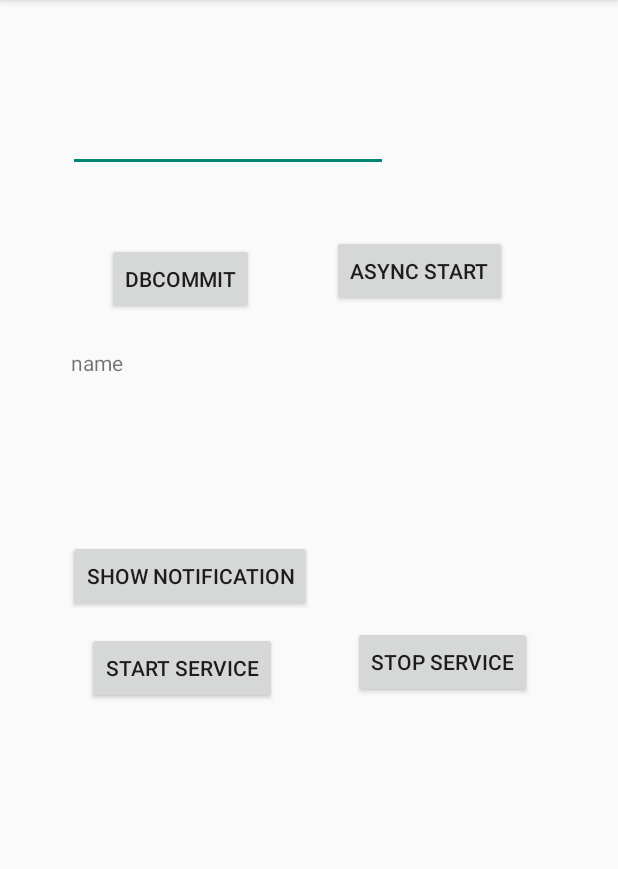
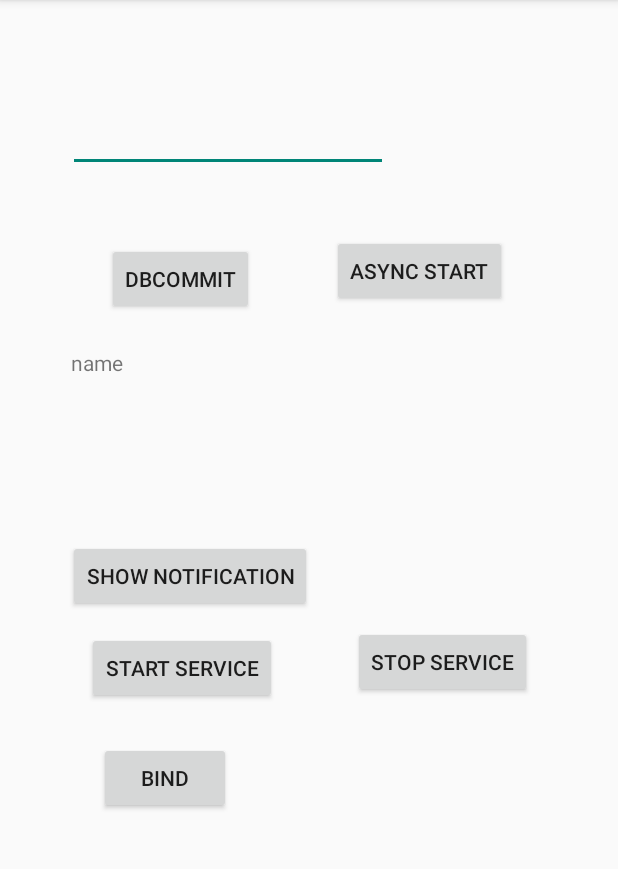
Before and after one commit to abdultanveer/Roomdb, an Android app: the screen it shows after launch (RoomActivity), after a tap on "STOP SERVICE", on a phone screen of 412 x 824 dp, the part 84-953 px from its top. Run offline under Robolectric (Android 15) with nearby library versions, the phone set to English and light mode, and no system bars; our stand-ins replace Room's generated code.

Commit message:
bound service

```diff
--- a/app/src/main/AndroidManifest.xml
+++ b/app/src/main/AndroidManifest.xml
@@ -13,7 +13,8 @@
         android:supportsRtl="true"
         android:theme="@style/Theme.Roomdb">
         <service
-            android:name=".MusicService"></service>
+            android:name=".AdditionService"></service>
+        <service android:name=".MusicService" />
 
         <receiver android:name=".SmsReceiver">
             <intent-filter>
--- a/app/src/main/java/com/next/roomdb/MusicService.java
+++ b/app/src/main/java/com/next/roomdb/MusicService.java
@@ -8,7 +8,7 @@ import android.util.Log;
 
 public class MusicService extends Service {
     public static String TAG = MusicService.class.getSimpleName();
-
+    MediaPlayer mediaPlayer;
     public MusicService() {
     }
 
@@ -22,7 +22,7 @@ public class MusicService extends Service {
     public int onStartCommand(Intent intent, int flags, int startId) {
          super.onStartCommand(intent, flags, startId);
         Log.i(TAG,"service started");
-        MediaPlayer mediaPlayer = MediaPlayer.create(this,R.raw.music);
+         mediaPlayer = MediaPlayer.create(this,R.raw.music);
         mediaPlayer.start();
         return START_STICKY;
 
@@ -31,6 +31,7 @@ public class MusicService extends Service {
     @Override
     public void onDestroy() {
         super.onDestroy();
+        mediaPlayer.stop();
         Log.i(TAG,"service destroyed");
 
     }
--- a/app/src/main/java/com/next/roomdb/RoomActivity.java
+++ b/app/src/main/java/com/next/roomdb/RoomActivity.java
@@ -6,18 +6,24 @@ import androidx.core.app.NotificationCompat;
 import androidx.lifecycle.Observer;
 import androidx.lifecycle.ViewModelProvider;
 import androidx.lifecycle.ViewModelProviders;
+import androidx.room.Room;
 
 import android.app.Notification;
 import android.app.NotificationChannel;
 import android.app.NotificationManager;
+import android.app.Service;
+import android.content.ComponentName;
 import android.content.Intent;
+import android.content.ServiceConnection;
 import android.os.AsyncTask;
 import android.os.Build;
 import android.os.Bundle;
+import android.os.IBinder;
 import android.view.View;
 import android.widget.EditText;
 import android.widget.ProgressBar;
 import android.widget.TextView;
+import android.widget.Toast;
 
 import com.next.roomdb.background.DownloadAsyncTask;
 import com.next.roomdb.data.Word;
@@ -140,8 +146,28 @@ EditText wordEditText;
             case R.id.buttonstopserv:
                 stopService(serviceIntent);
                 break;
+            case R.id.button_bind:
+                Intent adIntent = new Intent(RoomActivity.this,AdditionService.class);
+                bindService(adIntent,connection, Service.BIND_AUTO_CREATE);//5
+                break;
         }
     }
+
+    AdditionService additionService;
+    ServiceConnection connection = new ServiceConnection() {//6
+        @Override
+        public void onServiceConnected(ComponentName name, IBinder service) {
+            AdditionService.LocalBinder binder = (AdditionService.LocalBinder) service; //service is a binder returned fron onBind method of additionService class--7
+            additionService = binder.getService();
+           int res = additionService.add(10,20);
+            Toast.makeText(RoomActivity.this, "result ="+res, Toast.LENGTH_SHORT).show();
+        }
+
+        @Override
+        public void onServiceDisconnected(ComponentName name) {
+
+        }
+    };
 
     private static class insertAsyncTask extends AsyncTask<Word, Void, Void> {
         private WordDao mAsyncTaskDao;
--- a/app/src/main/res/layout/activity_room.xml
+++ b/app/src/main/res/layout/activity_room.xml
@@ -97,5 +97,17 @@
         app:layout_constraintStart_toEndOf="@+id/buttonstartserv"
         app:layout_constraintTop_toBottomOf="@+id/buttonNotificaiton" />
 
+    <Button
+        android:id="@+id/button_bind"
+        android:onClick="serviceHandler"
+
+        android:layout_width="wrap_content"
+        android:layout_height="wrap_content"
+        android:layout_marginStart="8dp"
+        android:layout_marginTop="25dp"
+        android:text="bind"
+        app:layout_constraintStart_toStartOf="@+id/buttonstartserv"
+        app:layout_constraintTop_toBottomOf="@+id/buttonstartserv" />
+
 
 </androidx.constraintlayout.widget.ConstraintLayout>
```
Also changed, not shown: app/src/main/java/com/next/roomdb/AdditionService.java (added, +30 -0 lines).
